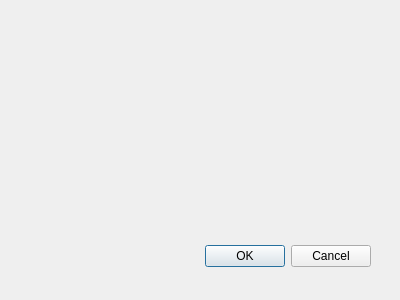
Above: categorydialog.ui from Kevinzzz6/IMS before the change. Below: the same form after it.
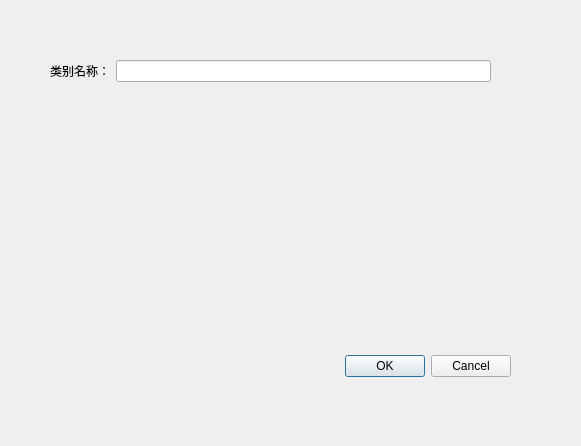
That is the form after the change.

Diff of the .ui file:
```diff
--- a/categorydialog.ui
+++ b/categorydialog.ui
@@ -6,8 +6,8 @@
    <rect>
     <x>0</x>
     <y>0</y>
-    <width>400</width>
-    <height>300</height>
+    <width>581</width>
+    <height>446</height>
    </rect>
   </property>
   <property name="windowTitle">
@@ -16,8 +16,8 @@
   <widget class="QDialogButtonBox" name="buttonBox">
    <property name="geometry">
     <rect>
-     <x>30</x>
-     <y>240</y>
+     <x>170</x>
+     <y>350</y>
      <width>341</width>
      <height>32</height>
     </rect>
@@ -29,6 +29,28 @@
     <set>QDialogButtonBox::StandardButton::Cancel|QDialogButtonBox::StandardButton::Ok</set>
    </property>
   </widget>
+  <widget class="QWidget" name="formLayoutWidget">
+   <property name="geometry">
+    <rect>
+     <x>50</x>
+     <y>60</y>
+     <width>441</width>
+     <height>241</height>
+    </rect>
+   </property>
+   <layout class="QFormLayout" name="formLayout">
+    <item row="0" column="0">
+     <widget class="QLabel" name="label">
+      <property name="text">
+       <string>类别名称：</string>
+      </property>
+     </widget>
+    </item>
+    <item row="0" column="1">
+     <widget class="QLineEdit" name="categoryNameLineEdit"/>
+    </item>
+   </layout>
+  </widget>
  </widget>
  <resources/>
  <connections>
```
